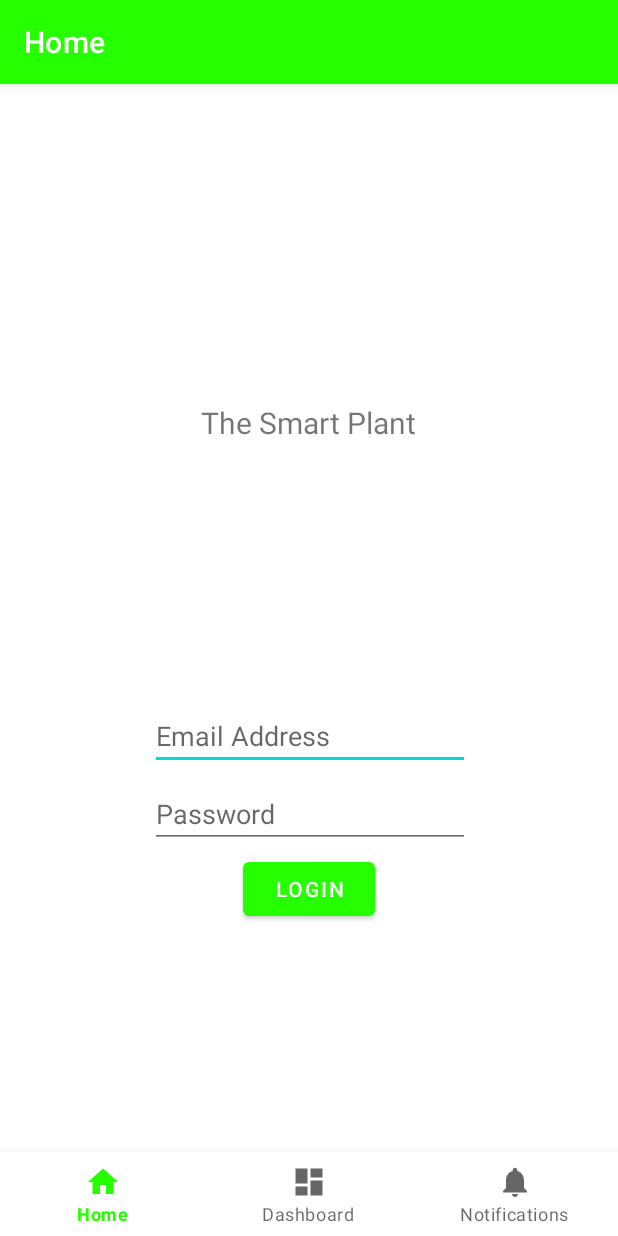
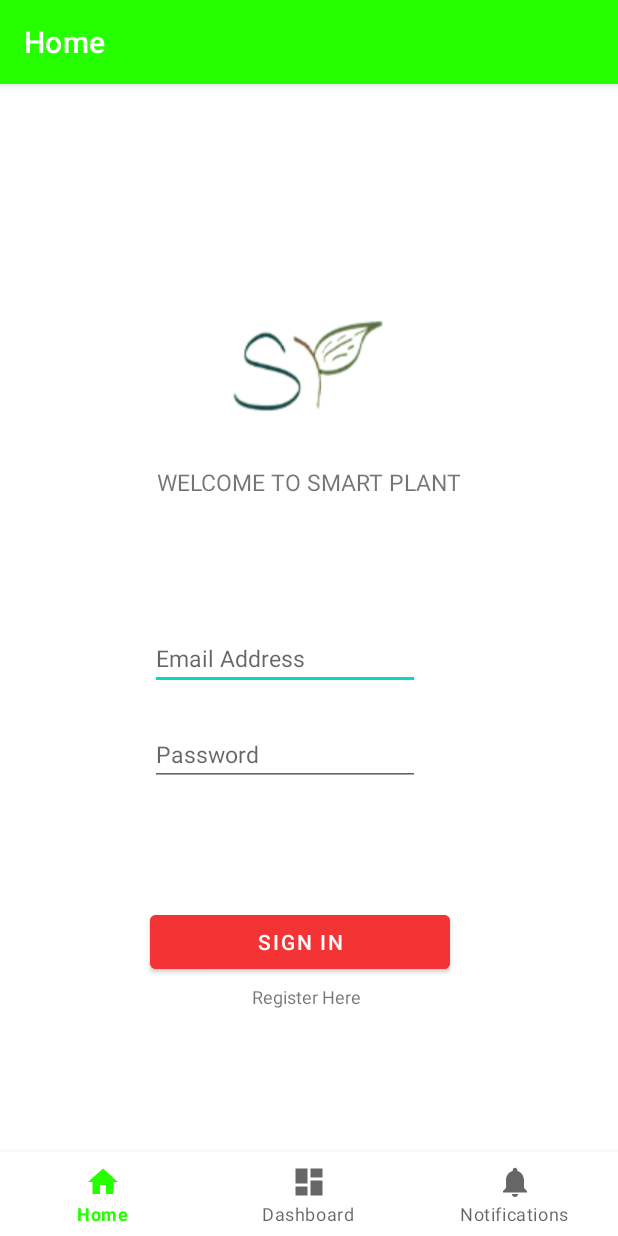
Before and after one commit to riccigamiao3076/SmartPlant, an Android app: the screen it shows after launch (MainActivity), on a phone screen of 412 x 824 dp. Run offline under Robolectric (Android 15) with nearby library versions, the phone set to English and light mode, and no system bars; our stand-ins replace navigation-ui.

Commit message:
Minor visual changes to login page.

```diff
--- a/SmartPlant/src/main/res/layout/fragment_page1.xml
+++ b/SmartPlant/src/main/res/layout/fragment_page1.xml
@@ -6,71 +6,78 @@
     android:layout_height="match_parent"
     tools:context=".ui.home.HomeFragment">
 
+    <ImageView
+        android:layout_width="wrap_content"
+        android:layout_height="wrap_content"
+        android:layout_marginBottom="216dp"
+        android:src="@drawable/splashlogo"
+        app:layout_constraintBottom_toBottomOf="parent"
+        tools:layout_editor_absoluteX="124dp" />
+
     <TextView
         android:id="@+id/text_home"
-        android:layout_width="383dp"
-        android:layout_height="55dp"
-        android:layout_marginStart="16dp"
-        android:layout_marginTop="366dp"
-        android:layout_marginEnd="12dp"
-        android:layout_marginBottom="310dp"
-        android:textAlignment="center"
+        android:layout_width="wrap_content"
+        android:layout_height="wrap_content"
+        android:layout_marginStart="113dp"
+        android:layout_marginEnd="113dp"
+        android:layout_marginBottom="492dp"
+        android:text="WELCOME TO SMART PLANT"
+        android:textSize="15dp"
         app:layout_constraintBottom_toBottomOf="parent"
         app:layout_constraintEnd_toEndOf="parent"
-        app:layout_constraintStart_toStartOf="parent"
-        app:layout_constraintTop_toTopOf="parent" />
+        app:layout_constraintStart_toStartOf="parent" />
 
-    <EditText
-        android:id="@+id/editTextTextEmailAddress2"
+    <Button
+        android:id="@+id/button"
         android:layout_width="wrap_content"
         android:layout_height="wrap_content"
         android:layout_marginStart="100dp"
-        android:layout_marginTop="356dp"
-        android:ems="10"
-        android:hint="@string/email_address"
-        android:inputType="textEmailAddress"
-        app:layout_constraintStart_toStartOf="parent"
-        app:layout_constraintTop_toTopOf="parent" />
+        android:layout_marginBottom="172dp"
+        android:width="200dp"
+        android:backgroundTint="@color/red"
+        android:onClick=""
+        android:text="Sign in"
+        app:layout_constraintBottom_toBottomOf="parent"
+        app:layout_constraintStart_toStartOf="parent" />
+
+    <TextView
+        android:id="@+id/infoTxtCredits"
+        android:layout_width="wrap_content"
+        android:layout_height="wrap_content"
+        android:layout_centerInParent="true"
+        android:layout_marginStart="168dp"
+        android:layout_marginBottom="151dp"
+        android:autoLink="web"
+        android:linksClickable="true"
+        android:text="Register Here"
+        android:textSize="12dp"
+        app:layout_constraintBottom_toBottomOf="parent"
+        app:layout_constraintStart_toStartOf="parent"></TextView>
 
     <EditText
-        android:id="@+id/editTextTextPassword2"
+        android:id="@+id/editTextTextEmailAddress"
         android:layout_width="wrap_content"
         android:layout_height="wrap_content"
         android:layout_marginStart="100dp"
-        android:layout_marginTop="408dp"
+        android:layout_marginBottom="364dp"
         android:ems="10"
-        android:hint="@string/password"
-        android:inputType="textPassword"
-        app:layout_constraintStart_toStartOf="parent"
-        app:layout_constraintTop_toTopOf="parent" />
+        android:hint="Email Address"
+        android:inputType="textEmailAddress"
+        android:textSize="15dp"
+        app:layout_constraintBottom_toBottomOf="parent"
+        app:layout_constraintStart_toStartOf="parent" />
 
-    <Button
-        android:id="@+id/loginBtn"
+    <EditText
+        android:id="@+id/editTextTextPassword"
         android:layout_width="wrap_content"
         android:layout_height="wrap_content"
-        android:layout_marginStart="161dp"
-        android:layout_marginTop="466dp"
-        android:layout_marginEnd="162dp"
-        android:layout_marginBottom="217dp"
-        android:text="@string/login"
+        android:layout_marginStart="100dp"
+        android:layout_marginBottom="300dp"
+        android:ems="10"
+        android:hint="Password"
+        android:inputType="textPassword"
+        android:textSize="15dp"
         app:layout_constraintBottom_toBottomOf="parent"
-        app:layout_constraintEnd_toEndOf="parent"
-        app:layout_constraintStart_toStartOf="parent"
-        app:layout_constraintTop_toTopOf="parent" />
-
-    <TextView
-        android:id="@+id/textTitle"
-        android:layout_width="wrap_content"
-        android:layout_height="wrap_content"
-        android:layout_marginStart="181dp"
-        android:layout_marginTop="156dp"
-        android:layout_marginEnd="230dp"
-        android:text="@string/the_smart_plant"
-        android:textAlignment="center"
-        android:textSize="20sp"
-        app:layout_constraintEnd_toEndOf="parent"
-        app:layout_constraintHorizontal_bias="0.333"
-        app:layout_constraintStart_toStartOf="parent"
-        app:layout_constraintTop_toTopOf="parent" />
+        app:layout_constraintStart_toStartOf="parent" />
 
 </androidx.constraintlayout.widget.ConstraintLayout>
--- a/SmartPlant/src/main/res/values/colors.xml
+++ b/SmartPlant/src/main/res/values/colors.xml
@@ -7,4 +7,5 @@
     <color name="teal_700">#FF018786</color>
     <color name="black">#FF000000</color>
     <color name="white">#FFFFFFFF</color>
+    <color name="red">#F43434</color>
 </resources>
```
